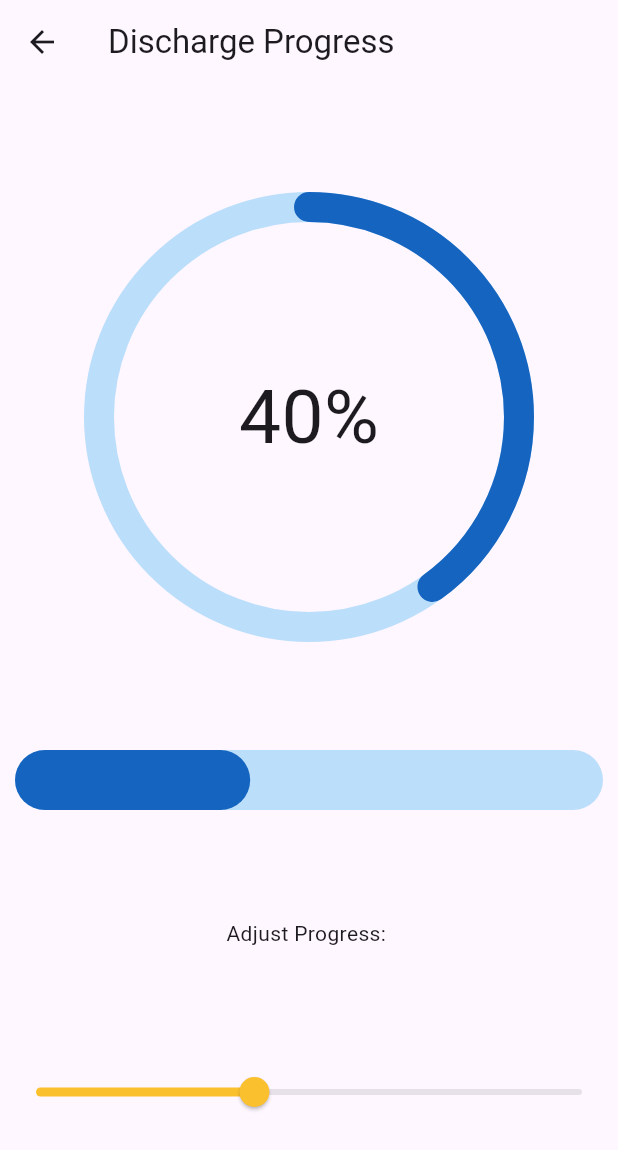
After one commit to breid2/hackathon_project, a Flutter app: the DischargeProgressPage screen opened directly, on a phone screen of 412 x 824 dp. The commit adds this screen. Shown: the top 1150 px of the screen. Run offline on Flutter 3.47's test engine with Material 3 defaults, Android fonts, the phone set to English and light mode, and no system bars; drawn by our look-alikes of percent_indicator; our stand-ins replace cloud_firestore, firebase_auth, firebase_core; accounts and stored records are empty; network calls fail.

Commit message:
Added discharge progress circle and bar
Added percent_indicator package

```diff
--- a/client/lib/components/drawer.dart
+++ b/client/lib/components/drawer.dart
@@ -2,6 +2,7 @@ import 'package:flutter/material.dart';
 import 'package:hackathon_project/components/my_list_tile.dart';
 import 'package:hackathon_project/pages/chat_page.dart';
 import 'package:hackathon_project/pages/at_home_checklist.dart';
+import 'package:hackathon_project/pages/discharge_progress_page.dart';
 
 class MyDrawer extends StatelessWidget {
   final void Function()? onSignOut;
@@ -38,7 +39,19 @@ class MyDrawer extends StatelessWidget {
               onTap: () => Navigator.push(
                 context,
                 MaterialPageRoute(
-                    builder: (context) => ChatPage(
+                    builder: (context) => const ChatPage(
+                          user: '',
+                        )),
+              ),
+            ),
+
+            MyListTile(
+              icon: Icons.wheelchair_pickup,
+              text: 'Discharge Progress',
+              onTap: () => Navigator.push(
+                context,
+                MaterialPageRoute(
+                    builder: (context) => const DischargeProgressPage(
                           user: '',
                         )),
               ),
--- a/client/lib/main.dart
+++ b/client/lib/main.dart
@@ -17,9 +17,9 @@ class MyApp extends StatelessWidget {
 
   @override
   Widget build(BuildContext context) {
-    return MaterialApp(
+    return const MaterialApp(
         debugShowCheckedModeBanner: false,
-        home: const AuthPage(),
+        home: AuthPage(),
         routes: {
           //'/Activity': (context) => const CreateActivity(),
         });
--- /dev/null
+++ b/client/lib/pages/discharge_progress_page.dart
@@ -0,0 +1,104 @@
+// ignore_for_file: deprecated_member_use
+
+import 'package:flutter/material.dart';
+import 'package:hackathon_project/components/progress_bar.dart';
+import 'package:percent_indicator/circular_percent_indicator.dart';
+import 'package:percent_indicator/percent_indicator.dart'; // Make sure this import path is correct
+
+class DischargeProgressPage extends StatefulWidget {
+  final String user;
+  const DischargeProgressPage({
+    super.key,
+    required this.user,
+  });
+
+  @override
+  _DischargeProgressPageState createState() => _DischargeProgressPageState();
+}
+
+class _DischargeProgressPageState extends State<DischargeProgressPage> {
+  double _progress = 0.4;
+
+  @override
+  Widget build(BuildContext context) {
+    return Scaffold(
+      appBar: AppBar(
+        title: Text('Discharge Progress'),
+      ),
+      body: Center(
+        child: Column(
+          mainAxisAlignment: MainAxisAlignment.spaceEvenly,
+          children: [
+            CircularPercentIndicator(
+              animation: false,
+              animationDuration: 450,
+              radius: 150,
+              lineWidth: 20,
+              percent: _progress,
+              progressColor: Colors.blue[800],
+              backgroundColor: Colors.blue.shade100,
+              circularStrokeCap: CircularStrokeCap.round,
+              center: Text('${(_progress * 100).toInt()}%', style: const TextStyle(fontSize: 50))
+            ),
+            LinearPercentIndicator(
+              animation: false,
+              animationDuration: 450,
+              lineHeight: 40,
+              percent: _progress,
+              progressColor: Colors.blue[800],
+              backgroundColor: Colors.blue.shade100,
+              barRadius: const Radius.circular(22),
+            ),
+            Text('Adjust Progress: '),
+            Slider(
+              value: _progress,
+              thumbColor: Colors.yellow[700],
+              activeColor: Colors.yellow[700],
+              onChanged: (newProgress) {
+                setState(() {
+                  _progress = newProgress;
+                });
+              },
+              min: 0.0,
+              max: 1.0,
+            ),
+          ],
+        )),
+    );
+  }
+}
+
+
+// class _DischargeProgressPageState extends State<DischargeProgressPage> {
+//   double _progress = 0.0;
+
+//   @overrider
+//   Widget build(BuildContext context) {
+//     return Scaffold(
+//       appBar: AppBar(
+//         title: Text('Discharge Progress'),
+//       ),
+//       body: Padding(
+//         padding: const EdgeInsets.all(16.0),
+//         child: Column(
+//           mainAxisAlignment: MainAxisAlignment.center,
+//           children: <Widget>[
+//             ProgressBar(progress: _progress),
+//             SizedBox(height: 20, width: 40),
+//             Text('Adjust Progress:'),
+//             Slider(
+//               value: _progress,
+//               onChanged: (newProgress) {
+//                 setState(() {
+//                   _progress = newProgress;
+//                 });
+//               },
+//               min: 0.0,
+//               max: 1.0,
+//             ),
+//           ],
+//         ),
+//       ),
+//     );
+//   }
+// }
--- a/client/pubspec.yaml
+++ b/client/pubspec.yaml
@@ -40,6 +40,8 @@ dependencies:
   firebase_ui_auth: ^1.13.0
   cloud_firestore: ^4.15.5
   intl: ^0.18.1
+  percent_indicator: ^4.2.3
+
 
 dev_dependencies:
   flutter_test:
```
Also changed, not shown: 1 other file.
